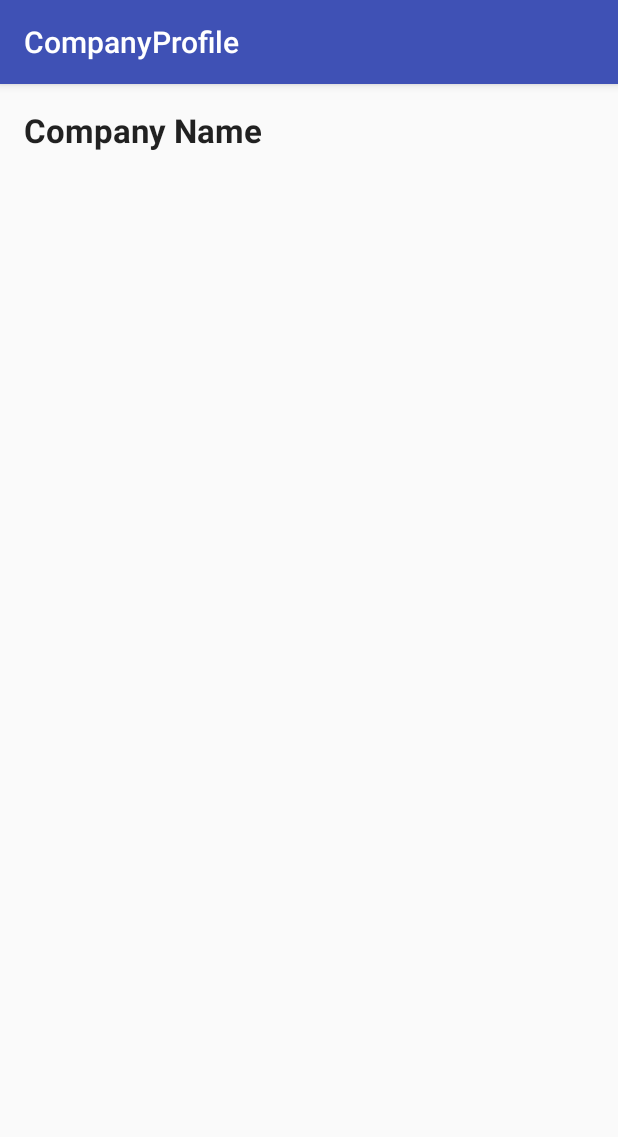
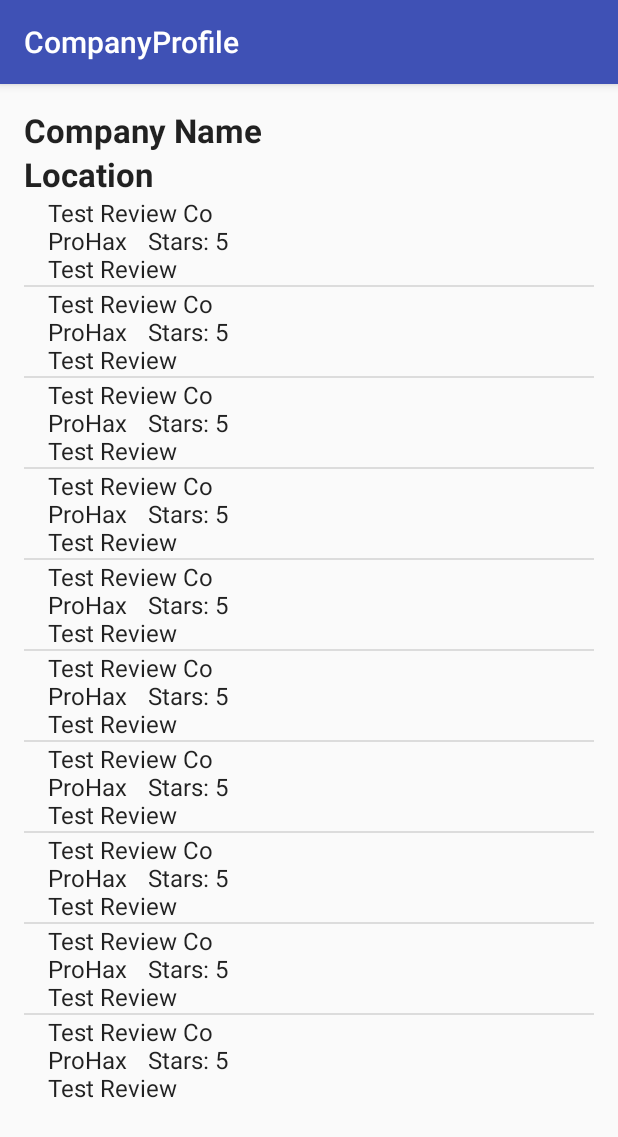
Before and after one commit to ProHax212/RateMyBusinessPartners, an Android app: the CompanyProfile screen opened directly, with no data from a screen before it, on a phone screen of 412 x 824 dp. Shown: the top 1137 px of the screen. Run offline under Robolectric (Android 15) with nearby library versions, the phone set to English and light mode, and no system bars.

Commit message:
Not doing fragment anymore for the review results. Instead, use a ListView layout.  Also added models for Review and User.  More models will be needed at later dates

```diff
--- a/app/src/main/java/seniordesign/ratemybusinesspartners/CompanyProfile.java
+++ b/app/src/main/java/seniordesign/ratemybusinesspartners/CompanyProfile.java
@@ -6,8 +6,17 @@ import android.support.design.widget.Snackbar;
 import android.support.v7.app.AppCompatActivity;
 import android.support.v7.widget.Toolbar;
 import android.view.View;
+import android.widget.ArrayAdapter;
+import android.widget.ListView;
+
+import java.util.ArrayList;
+
+import seniordesign.ratemybusinesspartners.models.Review;
+import seniordesign.ratemybusinesspartners.models.User;
 
 public class CompanyProfile extends AppCompatActivity {
+
+    ArrayAdapter<Review> reviewArrayAdapter;
 
     @Override
     protected void onCreate(Bundle savedInstanceState) {
@@ -16,14 +25,18 @@ public class CompanyProfile extends AppCompatActivity {
         Toolbar toolbar = (Toolbar) findViewById(R.id.toolbar);
         setSupportActionBar(toolbar);
 
-        FloatingActionButton fab = (FloatingActionButton) findViewById(R.id.fab);
-        fab.setOnClickListener(new View.OnClickListener() {
-            @Override
-            public void onClick(View view) {
-                Snackbar.make(view, "Replace with your own action", Snackbar.LENGTH_LONG)
-                        .setAction("Action", null).show();
-            }
-        });
+        //Initialize List View
+        ListView reviewList = (ListView) findViewById(R.id.companyProfileReviewList);
+        User user = new User("ProHax", "1234", "ryancomer94@gmail.com");
+        Review[] companyReviews = {new Review(user, "This is the best company ever", "Walmart", 5), new Review(user, "I agree", "Walmart", 3)};
+        reviewArrayAdapter = new ArrayAdapter<Review>(this, android.R.layout.simple_list_item_1, new ArrayList<Review>());
+        reviewList.setAdapter(reviewArrayAdapter);
+
+        Review testReview = new Review(user, "Test Review", "Test Review Co", 5);
+
+        for(int i = 0; i < 10; i++){
+            reviewArrayAdapter.add(testReview);
+        }
     }
 
 }
--- a/app/src/main/java/seniordesign/ratemybusinesspartners/models/Review.java
+++ b/app/src/main/java/seniordesign/ratemybusinesspartners/models/Review.java
@@ -5,7 +5,41 @@ package seniordesign.ratemybusinesspartners.models;
  */
 public class Review {
 
+    //Fields for the Review model
+
+    private User reviewer;
     private String reviewText;
+    private String targetCompanyName;
     private int numStars;
 
+
+
+    public Review(User reviewer, String reviewText, String targetCompanyName, int numStars){
+
+        this.reviewer = reviewer;
+        this.reviewText = reviewText;
+        this.targetCompanyName = targetCompanyName;
+        this.numStars = numStars;
+
+    }
+
+
+
+
+
+    /**
+     * Override the toString method so that the List Views are populated with the proper review format
+     * @return The correctly-formatted review
+     */
+    public String toString(){
+        StringBuilder builder = new StringBuilder();
+
+        builder.append(this.targetCompanyName + "\n");
+        builder.append(reviewer.getUserName() + "\t\t");
+        builder.append("Stars: " + this.numStars);
+        builder.append("\n" + this.reviewText);
+
+        return builder.toString();
+    }
+
 }
--- /dev/null
+++ b/app/src/main/java/seniordesign/ratemybusinesspartners/models/User.java
@@ -0,0 +1,26 @@
+package seniordesign.ratemybusinesspartners.models;
+
+/**
+ * Created by Ryan Comer on 2/4/2016.
+ */
+public class User {
+
+    private String userName;
+    private String email;
+    private String password;
+
+
+    public User(String userName, String password, String email){
+        this.userName = userName;
+        this.password = password;
+        this.email = email;
+    }
+
+
+    //Getter and Setter methods
+
+    public String getUserName(){
+        return this.userName;
+    }
+
+}
--- a/app/src/main/res/layout/content_company_profile.xml
+++ b/app/src/main/res/layout/content_company_profile.xml
@@ -23,4 +23,24 @@
         android:text="@string/company_profile_company_name"
         android:textStyle="bold" />
 
+    <TextView
+        android:layout_width="wrap_content"
+        android:layout_height="wrap_content"
+        android:textAppearance="@style/Base.TextAppearance.AppCompat.Large"
+        android:id="@+id/companyLocation"
+        android:text="@string/company_profile_company_location"
+        android:textStyle="bold"
+        android:layout_below="@+id/companyName"
+        android:layout_alignLeft="@+id/companyName" />
+
+    <ListView
+        android:id="@+id/companyProfileReviewList"
+        android:layout_width="match_parent"
+        android:layout_height="wrap_content"
+        android:layout_below="@id/companyLocation">
+
+
+
+    </ListView>
+
 </RelativeLayout>
--- a/app/src/main/res/values/strings.xml
+++ b/app/src/main/res/values/strings.xml
@@ -7,4 +7,5 @@
 
     <!--Company Profile Strings-->
     <string name="company_profile_company_name">Company Name</string>
+    <string name="company_profile_company_location">Location</string>
 </resources>
```
Also changed, not shown: app/src/main/java/seniordesign/ratemybusinesspartners/MainActivity.java (+8 -0 lines), app/src/main/java/seniordesign/ratemybusinesspartners/MyReviewRecyclerViewAdapter.java (deleted, +0 -77 lines), app/src/main/java/seniordesign/ratemybusinesspartners/ReviewListFragment.java (deleted, +0 -109 lines), app/src/main/java/seniordesign/ratemybusinesspartners/dummy/DummyContent.java (deleted, +0 -72 lines), app/src/main/res/layout/content_main.xml (+12 -1 lines), app/src/main/res/layout/fragment_review.xml (deleted, +0 -20 lines), app/src/main/res/layout/fragment_review_list.xml (deleted, +0 -13 lines).
